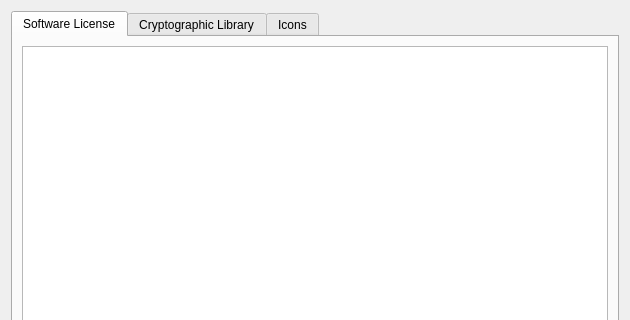
The window that licensedialog.ui (maelys-mcardle/conceal) describes before a commit, drawn with Qt 5; both pictures show x 0 to 630 and y 0 to 320 of the 630 by 465 pixel window.
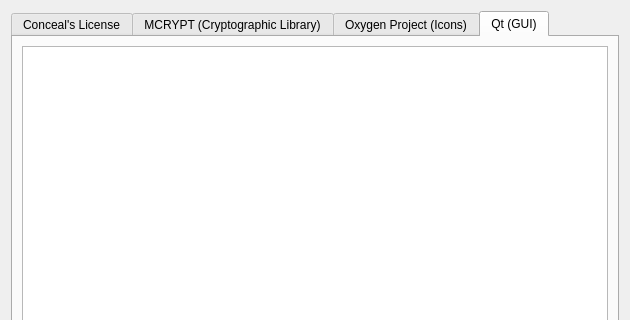
The same window after the commit. The open tabs and pages were chosen to show the change.

Commit message:
Added license for Qt.
rename : license/GPLv2 => licenses/GPLv2
rename : license/GPLv3 => licenses/GPLv3
rename : license/LGPLv3 => licenses/LGPLv3

The edit to the form file:
```diff
--- a/licensedialog.ui
+++ b/licensedialog.ui
@@ -21,7 +21,7 @@
      </property>
      <widget class="QWidget" name="tabSoftware">
       <attribute name="title">
-       <string>Software License</string>
+       <string>Conceal's License</string>
       </attribute>
       <layout class="QVBoxLayout" name="verticalLayout">
        <item>
@@ -35,7 +35,7 @@
      </widget>
      <widget class="QWidget" name="tabMCRYPT">
       <attribute name="title">
-       <string>Cryptographic Library</string>
+       <string>MCRYPT (Cryptographic Library)</string>
       </attribute>
       <layout class="QVBoxLayout" name="verticalLayout_4">
        <item>
@@ -49,7 +49,7 @@
      </widget>
      <widget class="QWidget" name="tabOxygen">
       <attribute name="title">
-       <string>Icons</string>
+       <string>Oxygen Project (Icons)</string>
       </attribute>
       <layout class="QVBoxLayout" name="verticalLayout_3">
        <item>
@@ -64,6 +64,16 @@
        </item>
       </layout>
      </widget>
+     <widget class="QWidget" name="tabQt">
+      <attribute name="title">
+       <string>Qt (GUI)</string>
+      </attribute>
+      <layout class="QVBoxLayout" name="verticalLayout_5">
+       <item>
+        <widget class="QPlainTextEdit" name="lgpl21Text"/>
+       </item>
+      </layout>
+     </widget>
     </widget>
    </item>
    <item>
```
The commit also changes 6 other files.
